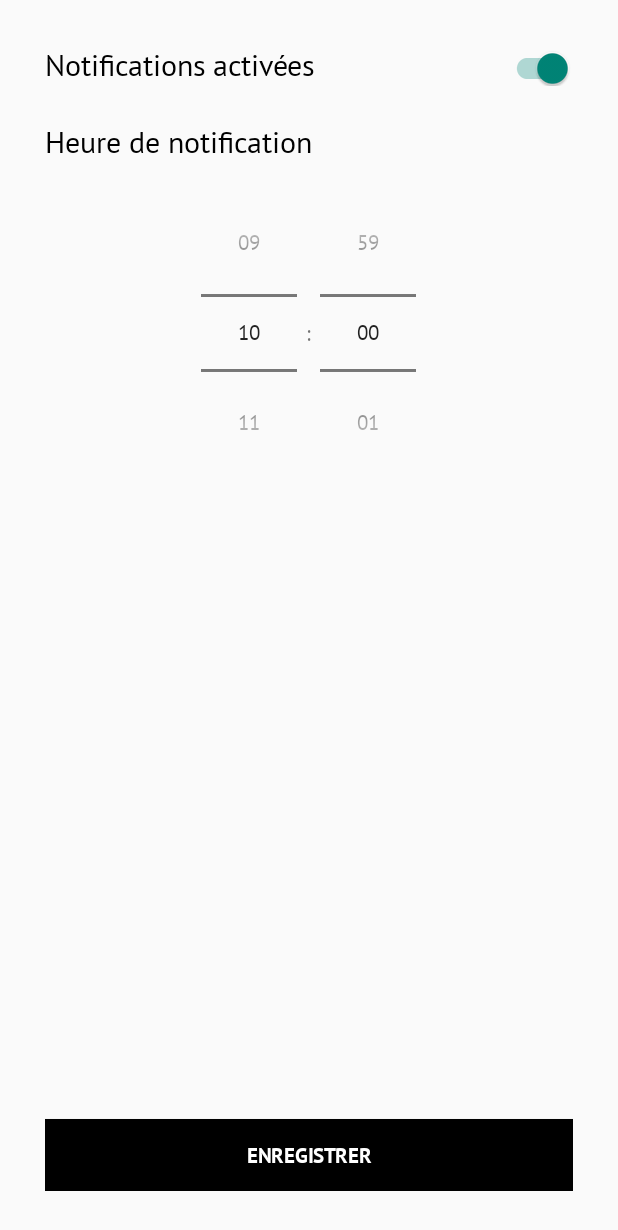
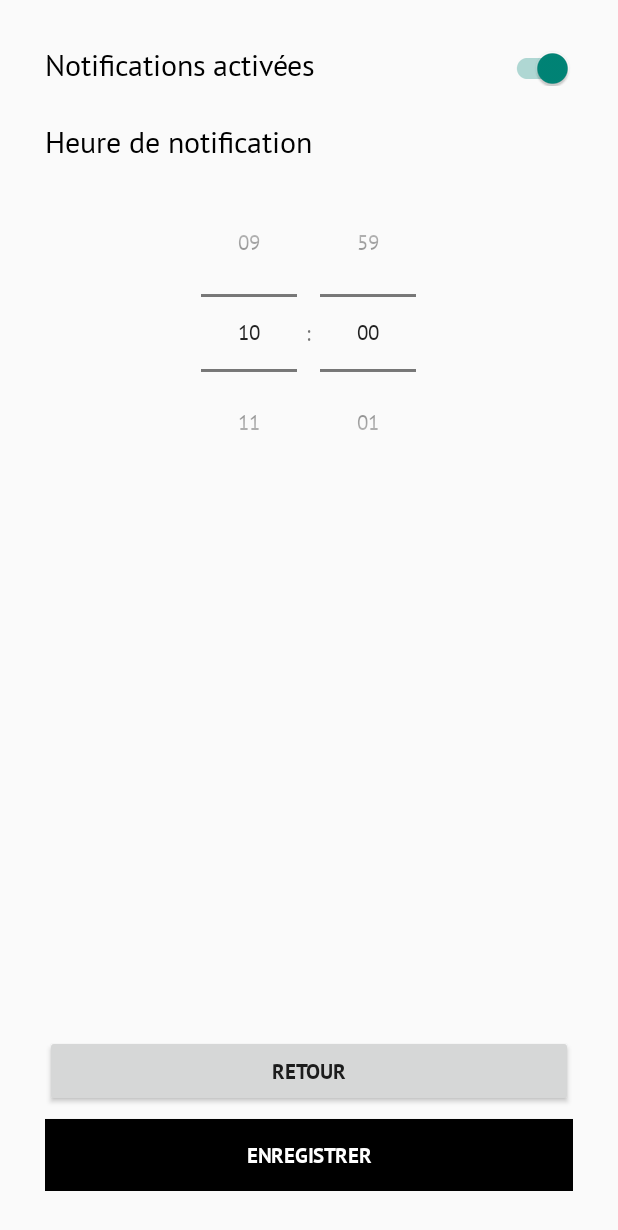
Before and after one commit to quvntvn/qotd_app, an Android app built with Jetpack Compose: the SettingsActivity screen opened directly, with no data from a screen before it, on a phone screen of 412 x 824 dp. Shown: the top 1230 px of the screen. Run offline under Robolectric (Android 15) with nearby library versions, the phone set to English and light mode, and no system bars.

Commit message:
Add back button to settings

```diff
--- a/app/src/main/java/com/quvntvn/qotd_app/SettingsActivity.kt
+++ b/app/src/main/java/com/quvntvn/qotd_app/SettingsActivity.kt
@@ -32,6 +32,10 @@ class SettingsActivity : AppCompatActivity() {
             timePicker.isEnabled = isChecked
         }
 
+        findViewById<Button>(R.id.btn_back).setOnClickListener {
+            finish()
+        }
+
         findViewById<Button>(R.id.btn_save).setOnClickListener {
             val newHour = timePicker.hour
             val newMinute = timePicker.minute // <--- RÉCUPÉRER LES MINUTES
--- a/app/src/main/res/layout/activity_settings.xml
+++ b/app/src/main/res/layout/activity_settings.xml
@@ -59,6 +59,17 @@
         app:layout_constraintEnd_toEndOf="parent" />
 
     <Button
+        android:id="@+id/btn_back"
+        android:layout_width="0dp"
+        android:layout_height="wrap_content"
+        android:text="Retour"
+        android:textStyle="bold"
+        android:layout_marginBottom="8dp"
+        app:layout_constraintBottom_toTopOf="@id/btn_save"
+        app:layout_constraintStart_toStartOf="parent"
+        app:layout_constraintEnd_toEndOf="parent" />
+
+    <Button
         android:id="@+id/btn_save"
         android:layout_width="match_parent"
         android:layout_height="wrap_content"
```
